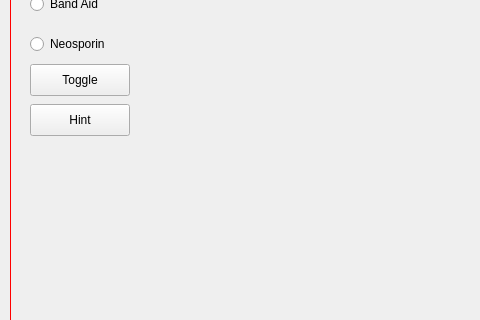
Above: mainwindow.ui from University-of-Utah-CS3505/a8-edu-app-alex-baret before the change; both pictures show x 0 to 480 and y 176 to 496 of the 1309 by 840 pixel window. Below: the same form after it.
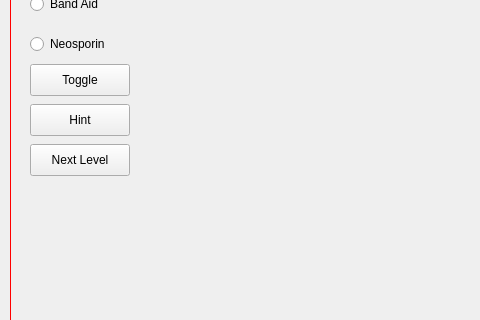
That is the form after the change.

Commit message: started implementing the 'next' level function. Currently unfinished

Patch:
```diff
--- a/mainwindow.ui
+++ b/mainwindow.ui
@@ -124,6 +124,19 @@
      <string>Hint</string>
     </property>
    </widget>
+   <widget class="QPushButton" name="nextButton">
+    <property name="geometry">
+     <rect>
+      <x>30</x>
+      <y>320</y>
+      <width>100</width>
+      <height>32</height>
+     </rect>
+    </property>
+    <property name="text">
+     <string>Next Level</string>
+    </property>
+   </widget>
   </widget>
   <widget class="QMenuBar" name="menubar">
    <property name="geometry">
```
The commit also changes 4 other files.
